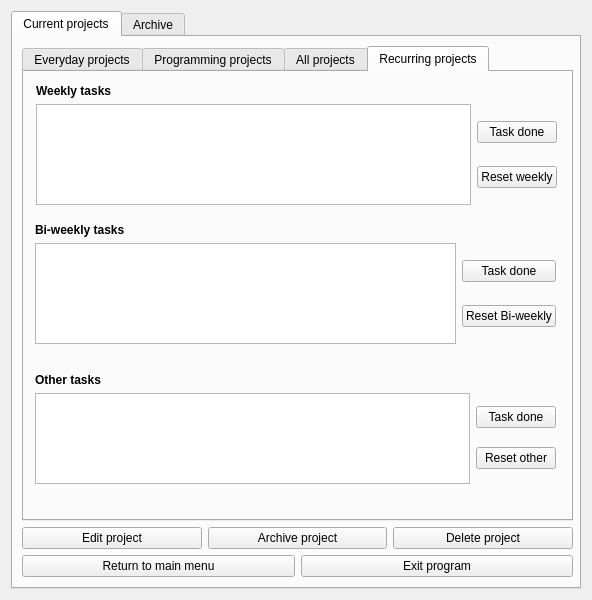
Above: src/interface/viewerTabs.ui from SimonJagerSwe/project_planner_1.0 before the change. Below: the same form after it.
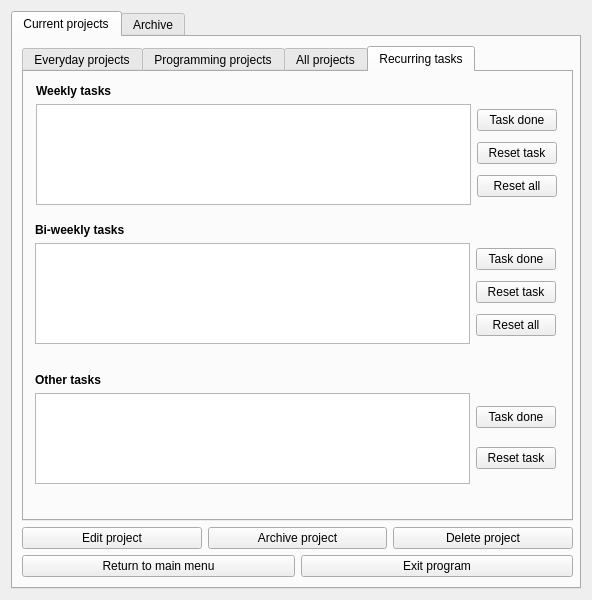
That is the form after the change. The open tabs and pages were chosen to show the change. Icons and pictures are not drawn.

Commit message: started process of marking recurring tasks as done or not

```diff
--- a/src/interface/viewerTabs.ui
+++ b/src/interface/viewerTabs.ui
@@ -148,7 +148,7 @@
           </widget>
           <widget class="QWidget" name="recurringProjectsTab">
            <attribute name="title">
-            <string>Recurring projects</string>
+            <string>Recurring tasks</string>
            </attribute>
            <widget class="QWidget" name="layoutWidget">
             <property name="geometry">
@@ -187,7 +187,14 @@
                <item>
                 <widget class="QPushButton" name="weeklyReset">
                  <property name="text">
-                  <string>Reset weekly</string>
+                  <string>Reset task</string>
+                 </property>
+                </widget>
+               </item>
+               <item>
+                <widget class="QPushButton" name="weeklyResetAll">
+                 <property name="text">
+                  <string>Reset all</string>
                  </property>
                 </widget>
                </item>
@@ -232,7 +239,14 @@
                <item>
                 <widget class="QPushButton" name="biReset">
                  <property name="text">
-                  <string>Reset Bi-weekly</string>
+                  <string>Reset task</string>
+                 </property>
+                </widget>
+               </item>
+               <item>
+                <widget class="QPushButton" name="biResetAll">
+                 <property name="text">
+                  <string>Reset all</string>
                  </property>
                 </widget>
                </item>
@@ -277,7 +291,7 @@
                <item>
                 <widget class="QPushButton" name="otherReset">
                  <property name="text">
-                  <string>Reset other</string>
+                  <string>Reset task</string>
                  </property>
                 </widget>
                </item>
```
Left out of the diff: 6 changed lines with no effect on the pictures. The commit also changes 7 other files.
